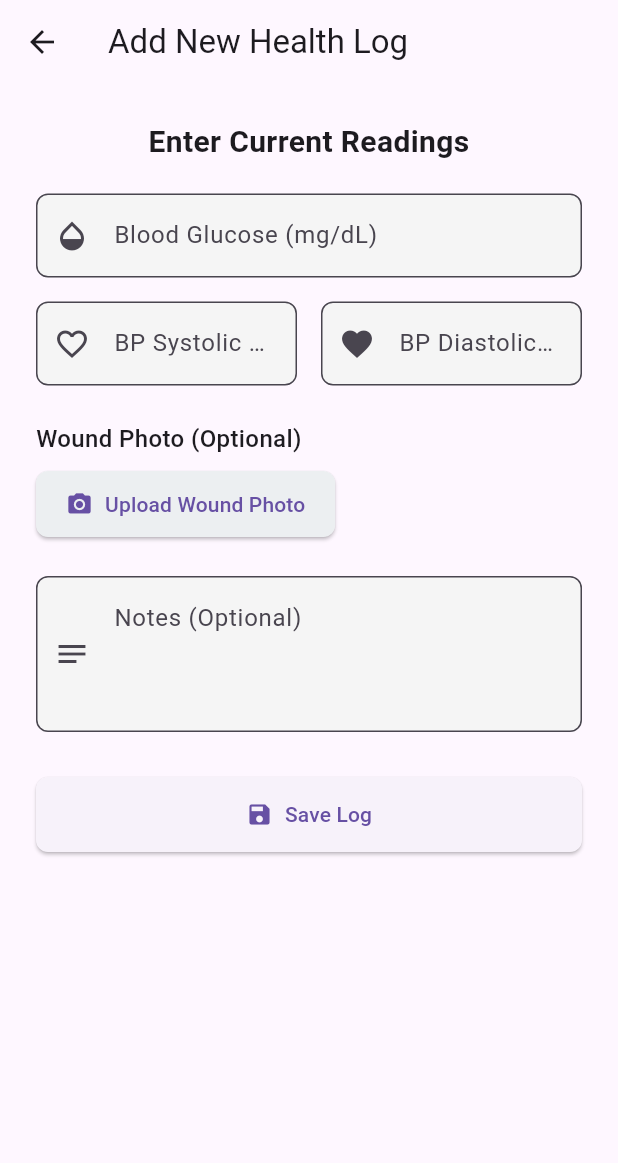
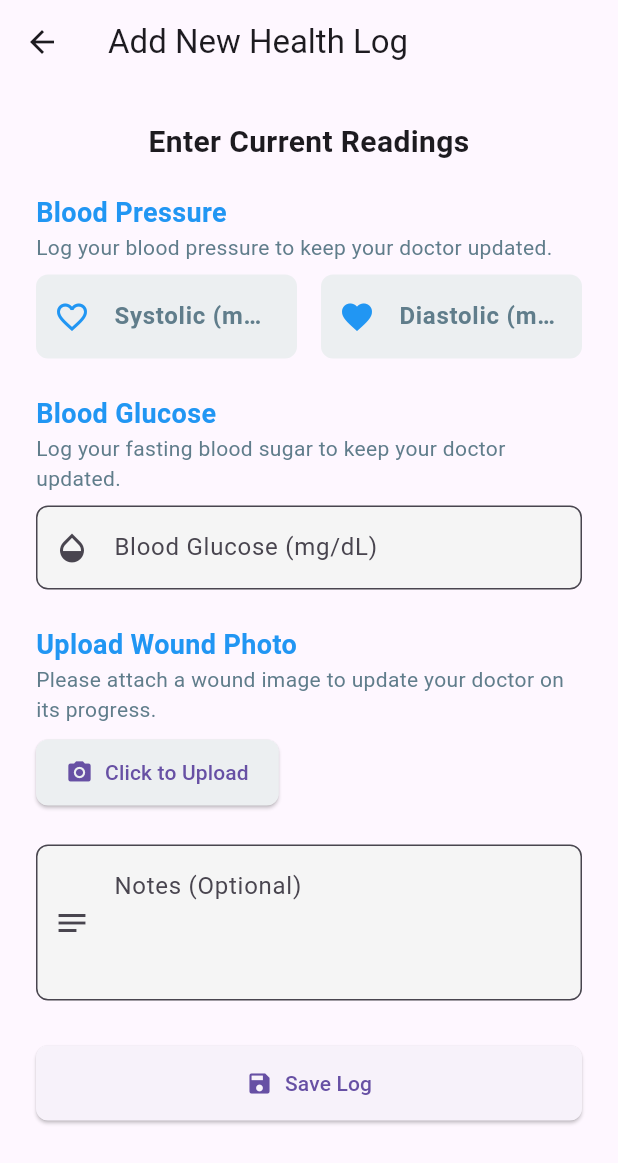
Before and after one commit to yongNotgio/diatrack1, a Flutter app: the AddMetricsScreen screen opened directly with empty values, on a phone screen of 412 x 824 dp. Shown: the top 1163 px of the screen. Run offline on Flutter 3.47's test engine with Material 3 defaults, Android fonts, the phone set to English and light mode, and no system bars; our stand-ins replace image_picker, shared_preferences, supabase_flutter; accounts and stored records are empty.

Commit message:
Update add_metrics_screen.dart
design done

```diff
--- a/diatrack1/lib/screens/add_metrics_screen.dart
+++ b/diatrack1/lib/screens/add_metrics_screen.dart
@@ -180,6 +180,95 @@ class _AddMetricsScreenState extends State<AddMetricsScreen> {
                 textAlign: TextAlign.center,
               ),
               const SizedBox(height: 20),
+              Column(
+                crossAxisAlignment: CrossAxisAlignment.start,
+                children: [
+                  const Text(
+                    'Blood Pressure',
+                    style: TextStyle(
+                      fontSize: 18,
+                      fontWeight: FontWeight.bold,
+                      color: Colors.blue,
+                    ),
+                  ),
+                  const Text(
+                    'Log your blood pressure to keep your doctor updated.',
+                    style: TextStyle(fontSize: 14, color: Colors.blueGrey),
+                  ),
+                  const SizedBox(height: 8),
+                  Row(
+                    children: [
+                      Expanded(
+                        child: TextFormField(
+                          controller: _systolicController,
+                          decoration: InputDecoration(
+                            labelText: 'Systolic (mmHg)',
+                            labelStyle: const TextStyle(
+                              fontSize: 16,
+                              fontWeight: FontWeight.bold,
+                              color: Colors.blueGrey,
+                            ),
+                            prefixIcon: const Icon(
+                              Icons.favorite_border,
+                              color: Colors.blue,
+                            ),
+                            filled: true,
+                            fillColor: Colors.blueGrey[50],
+                            border: OutlineInputBorder(
+                              borderRadius: BorderRadius.circular(8),
+                              borderSide: BorderSide.none,
+                            ),
+                          ),
+                          keyboardType: TextInputType.number,
+                          inputFormatters: [
+                            FilteringTextInputFormatter.digitsOnly,
+                          ],
+                        ),
+                      ),
+                      const SizedBox(width: 16),
+                      Expanded(
+                        child: TextFormField(
+                          controller: _diastolicController,
+                          decoration: InputDecoration(
+                            labelText: 'Diastolic (mmHg)',
+                            labelStyle: const TextStyle(
+                              fontSize: 16,
+                              fontWeight: FontWeight.bold,
+                              color: Colors.blueGrey,
+                            ),
+                            prefixIcon: const Icon(
+                              Icons.favorite,
+                              color: Colors.blue,
+                            ),
+                            filled: true,
+                            fillColor: Colors.blueGrey[50],
+                            border: OutlineInputBorder(
+                              borderRadius: BorderRadius.circular(8),
+                              borderSide: BorderSide.none,
+                            ),
+                          ),
+                          keyboardType: TextInputType.number,
+                          inputFormatters: [
+                            FilteringTextInputFormatter.digitsOnly,
+                          ],
+                        ),
+                      ),
+                    ],
+                  ),
+                  const SizedBox(height: 24),
+                  const Text(
+                    'Blood Glucose',
+                    style: TextStyle(
+                      fontSize: 18,
+                      fontWeight: FontWeight.bold,
+                      color: Colors.blue,
+                    ),
+                  ),
+                  const Text(
+                    'Log your fasting blood sugar to keep your doctor updated.',
+                    style: TextStyle(fontSize: 14, color: Colors.blueGrey),
+                  ),
+                  const SizedBox(height: 8),
                   TextFormField(
                     controller: _glucoseController,
                     decoration: const InputDecoration(
@@ -190,48 +279,30 @@ class _AddMetricsScreenState extends State<AddMetricsScreen> {
                       decimal: true,
                     ),
                     inputFormatters: [
-                  FilteringTextInputFormatter.allow(RegExp(r'^\d+\.?\d{0,1}')),
-                ],
-              ),
-              const SizedBox(height: 16),
-              Row(
-                children: [
-                  Expanded(
-                    child: TextFormField(
-                      controller: _systolicController,
-                      decoration: const InputDecoration(
-                        labelText: 'BP Systolic (mmHg)',
-                        prefixIcon: Icon(Icons.favorite_border),
-                      ),
-                      keyboardType: TextInputType.number,
-                      inputFormatters: [FilteringTextInputFormatter.digitsOnly],
-                    ),
-                  ),
-                  const SizedBox(width: 16),
-                  Expanded(
-                    child: TextFormField(
-                      controller: _diastolicController,
-                      decoration: const InputDecoration(
-                        labelText: 'BP Diastolic (mmHg)',
-                        prefixIcon: Icon(Icons.favorite),
-                      ),
-                      keyboardType: TextInputType.number,
-                      inputFormatters: [FilteringTextInputFormatter.digitsOnly],
-                    ),
+                      FilteringTextInputFormatter.allow(
+                        RegExp(r'^\d+\.?\d{0,1}'),
                       ),
                     ],
                   ),
                   const SizedBox(height: 24),
                   const Text(
-                'Wound Photo (Optional)',
-                style: TextStyle(fontSize: 16, fontWeight: FontWeight.w500),
+                    'Upload Wound Photo',
+                    style: TextStyle(
+                      fontSize: 18,
+                      fontWeight: FontWeight.bold,
+                      color: Colors.blue,
+                    ),
+                  ),
+                  const Text(
+                    'Please attach a wound image to update your doctor on its progress.',
+                    style: TextStyle(fontSize: 14, color: Colors.blueGrey),
                   ),
                   const SizedBox(height: 8),
                   Row(
                     children: [
                       ElevatedButton.icon(
                         icon: const Icon(Icons.camera_alt),
-                    label: const Text('Upload Wound Photo'),
+                        label: const Text('Click to Upload'),
                         onPressed: _showImagePickerOptions,
                         style: ElevatedButton.styleFrom(
                           backgroundColor: Colors.blueGrey[50],
@@ -316,13 +387,18 @@ class _AddMetricsScreenState extends State<AddMetricsScreen> {
                     ),
                   _isUploading
                       ? const Center(child: CircularProgressIndicator())
-                  : ElevatedButton.icon(
+                      : SizedBox(
+                        width: double.infinity,
+                        child: ElevatedButton.icon(
                           icon: const Icon(Icons.save),
                           label: const Text('Save Log'),
                           onPressed: _submitMetrics,
                           style: ElevatedButton.styleFrom(
                             padding: const EdgeInsets.symmetric(vertical: 15.0),
                           ),
+                        ),
+                      ),
+                ],
               ),
             ],
           ),
```
Lines whose indentation alone changed are shown as unchanged.
